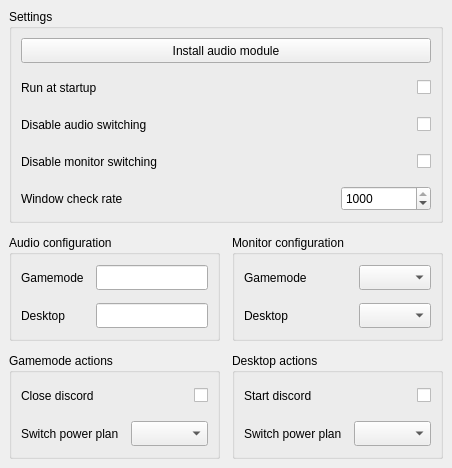
Old version of the form src/BigPictureTV/bigpicturetv.ui in the repository Odizinne/BigPictureTV.
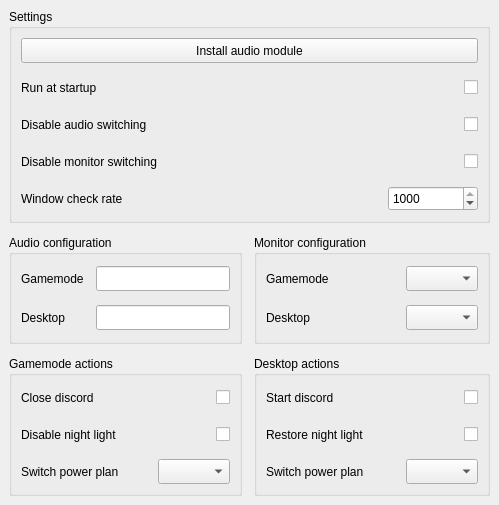
New version of the form.

Commit message: Added action to disable / revert night light

The edit to the form file:
```diff
--- a/src/BigPictureTV/bigpicturetv.ui
+++ b/src/BigPictureTV/bigpicturetv.ui
@@ -6,8 +6,8 @@
    <rect>
     <x>0</x>
     <y>0</y>
-    <width>452</width>
-    <height>468</height>
+    <width>499</width>
+    <height>505</height>
    </rect>
   </property>
   <property name="sizePolicy">
@@ -48,7 +48,7 @@
        <property name="spacing">
         <number>12</number>
        </property>
-       <item row="0" column="1">
+       <item row="0" column="2">
         <widget class="QCheckBox" name="closeDiscordCheckBox">
          <property name="minimumSize">
           <size>
@@ -77,7 +77,7 @@
          </property>
         </widget>
        </item>
-       <item row="1" column="0">
+       <item row="2" column="0">
         <widget class="QLabel" name="gamemodePowerPlanLabel">
          <property name="minimumSize">
           <size>
@@ -90,7 +90,20 @@
          </property>
         </widget>
        </item>
-       <item row="1" column="1">
+       <item row="1" column="0">
+        <widget class="QLabel" name="disableNightLightLabel">
+         <property name="minimumSize">
+          <size>
+           <width>0</width>
+           <height>25</height>
+          </size>
+         </property>
+         <property name="text">
+          <string>Disable night light</string>
+         </property>
+        </widget>
+       </item>
+       <item row="2" column="2">
         <widget class="QComboBox" name="gamemodePowerPlanComboBox">
          <property name="minimumSize">
           <size>
@@ -100,6 +113,35 @@
          </property>
         </widget>
        </item>
+       <item row="1" column="2">
+        <widget class="QCheckBox" name="disableNightLightCheckBox">
+         <property name="minimumSize">
+          <size>
+           <width>0</width>
+           <height>25</height>
+          </size>
+         </property>
+         <property name="layoutDirection">
+          <enum>Qt::LayoutDirection::RightToLeft</enum>
+         </property>
+         <property name="text">
+          <string/>
+         </property>
+        </widget>
+       </item>
+       <item row="2" column="1">
+        <spacer name="horizontalSpacer_3">
+         <property name="orientation">
+          <enum>Qt::Orientation::Horizontal</enum>
+         </property>
+         <property name="sizeHint" stdset="0">
+          <size>
+           <width>40</width>
+           <height>20</height>
+          </size>
+         </property>
+        </spacer>
+       </item>
       </layout>
      </widget>
     </item>
@@ -262,6 +304,42 @@
        <property name="spacing">
         <number>12</number>
        </property>
+       <item row="2" column="0">
+        <widget class="QLabel" name="desktopPowerPlanLabel">
+         <property name="minimumSize">
+          <size>
+           <width>0</width>
+           <height>25</height>
+          </size>
+         </property>
+         <property name="text">
+          <string>Switch power plan</string>
+         </property>
+        </widget>
+       </item>
+       <item row="1" column="0">
+        <widget class="QLabel" name="restoreNightLightLabel">
+         <property name="minimumSize">
+          <size>
+           <width>0</width>
+           <height>25</height>
+          </size>
+         </property>
+         <property name="text">
+          <string>Restore night light </string>
+         </property>
+        </widget>
+       </item>
+       <item row="2" column="2">
+        <widget class="QComboBox" name="desktopPowerPlanComboBox">
+         <property name="minimumSize">
+          <size>
+           <width>0</width>
+           <height>25</height>
+          </size>
+         </property>
+        </widget>
+       </item>
        <item row="0" column="0">
         <widget class="QLabel" name="startDiscordLabel">
          <property name="minimumSize">
@@ -275,7 +353,23 @@
          </property>
         </widget>
        </item>
-       <item row="0" column="1">
+       <item row="1" column="2">
+        <widget class="QCheckBox" name="restoreNightLightCheckBox">
+         <property name="minimumSize">
+          <size>
+           <width>0</width>
+           <height>25</height>
+          </size>
+         </property>
+         <property name="layoutDirection">
+          <enum>Qt::LayoutDirection::RightToLeft</enum>
+         </property>
+         <property name="text">
+          <string/>
+         </property>
+        </widget>
+       </item>
+       <item row="0" column="2">
         <widget class="QCheckBox" name="startDiscordCheckBox">
          <property name="minimumSize">
           <size>
@@ -291,28 +385,18 @@
          </property>
         </widget>
        </item>
-       <item row="1" column="0">
-        <widget class="QLabel" name="desktopPowerPlanLabel">
-         <property name="minimumSize">
-          <size>
-           <width>0</width>
-           <height>25</height>
-          </size>
+       <item row="2" column="1">
+        <spacer name="horizontalSpacer_4">
+         <property name="orientation">
+          <enum>Qt::Orientation::Horizontal</enum>
          </property>
-         <property name="text">
-          <string>Switch power plan</string>
-         </property>
-        </widget>
-       </item>
-       <item row="1" column="1">
-        <widget class="QComboBox" name="desktopPowerPlanComboBox">
-         <property name="minimumSize">
+         <property name="sizeHint" stdset="0">
           <size>
-           <width>0</width>
-           <height>25</height>
+           <width>40</width>
+           <height>20</height>
           </size>
          </property>
-        </widget>
+        </spacer>
        </item>
       </layout>
      </widget>
```
The commit also changes 6 other files.
